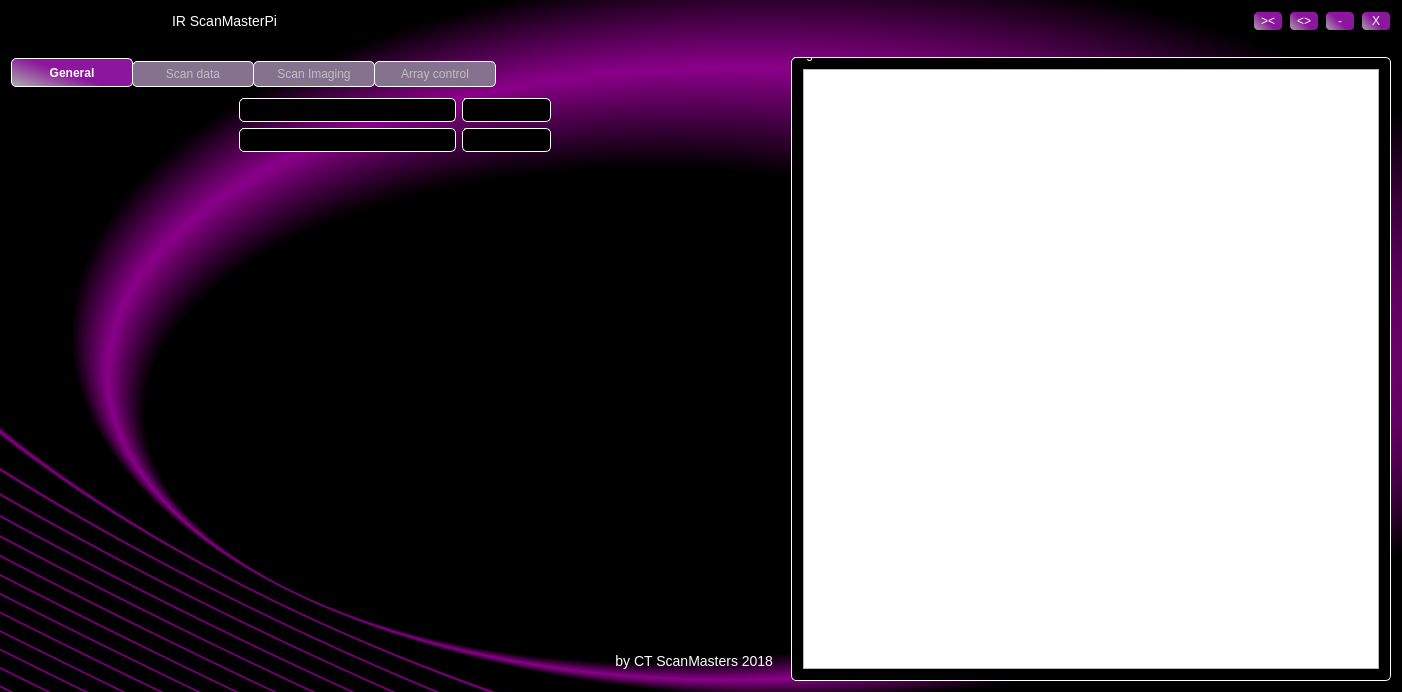
First picture: the form in ScanClientGui/scanclientgui.ui, repository CtScanMasters/ScanClient, before the edit.
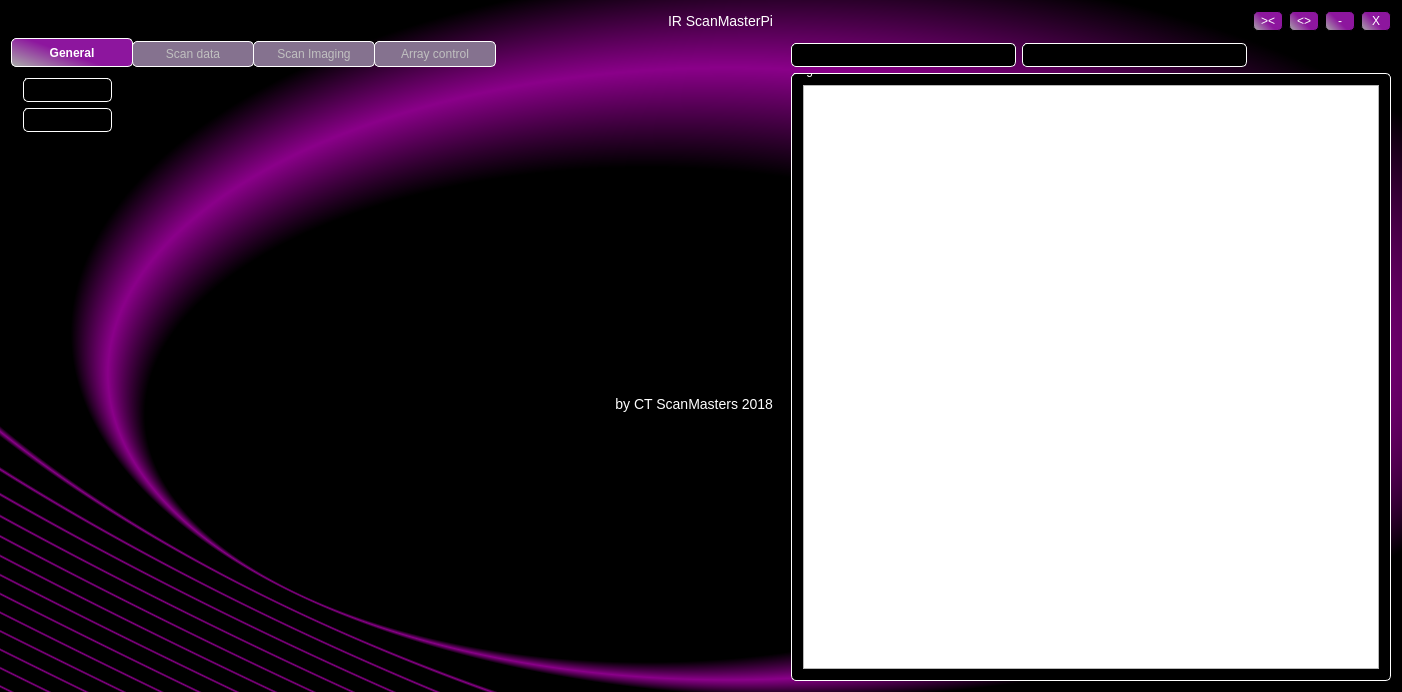
Second picture: the form after the edit. The open tabs and pages were chosen to show the change. Custom widgets are drawn as their Qt base class.

What changed in the file:
```diff
--- a/ScanClientGui/scanclientgui.ui
+++ b/ScanClientGui/scanclientgui.ui
@@ -179,7 +179,75 @@
   </property>
   <widget class="QWidget" name="centralWidget">
    <layout class="QGridLayout" name="gridLayout">
+    <item row="0" column="13">
+     <widget class="QPushButton" name="pushButton">
+      <property name="sizePolicy">
+       <sizepolicy hsizetype="Minimum" vsizetype="Fixed">
+        <horstretch>0</horstretch>
+        <verstretch>0</verstretch>
+       </sizepolicy>
+      </property>
+      <property name="minimumSize">
+       <size>
+        <width>30</width>
+        <height>20</height>
+       </size>
+      </property>
+      <property name="text">
+       <string>X</string>
+      </property>
+     </widget>
+    </item>
     <item row="0" column="8">
+     <spacer name="horizontalSpacer_8">
+      <property name="orientation">
+       <enum>Qt::Horizontal</enum>
+      </property>
+      <property name="sizeHint" stdset="0">
+       <size>
+        <width>40</width>
+        <height>20</height>
+       </size>
+      </property>
+     </spacer>
+    </item>
+    <item row="0" column="5">
+     <widget class="QLabel" name="titleLabel">
+      <property name="text">
+       <string>IR ScanMasterPi</string>
+      </property>
+      <property name="alignment">
+       <set>Qt::AlignCenter</set>
+      </property>
+     </widget>
+    </item>
+    <item row="0" column="10">
+     <widget class="QPushButton" name="pushButton_4">
+      <property name="minimumSize">
+       <size>
+        <width>30</width>
+        <height>20</height>
+       </size>
+      </property>
+      <property name="text">
+       <string>&gt;&lt;</string>
+      </property>
+     </widget>
+    </item>
+    <item row="0" column="11">
+     <widget class="QPushButton" name="pushButton_3">
+      <property name="minimumSize">
+       <size>
+        <width>30</width>
+        <height>20</height>
+       </size>
+      </property>
+      <property name="text">
+       <string>&lt;&gt;</string>
+      </property>
+     </widget>
+    </item>
+    <item row="0" column="12">
      <widget class="QPushButton" name="pushButton_2">
       <property name="minimumSize">
        <size>
@@ -192,38 +260,122 @@
       </property>
      </widget>
     </item>
-    <item row="2" column="0" colspan="5">
+    <item row="0" column="4">
+     <spacer name="horizontalSpacer_2">
+      <property name="orientation">
+       <enum>Qt::Horizontal</enum>
+      </property>
+      <property name="sizeHint" stdset="0">
+       <size>
+        <width>40</width>
+        <height>20</height>
+       </size>
+      </property>
+     </spacer>
+    </item>
+    <item row="0" column="3">
+     <spacer name="horizontalSpacer_3">
+      <property name="orientation">
+       <enum>Qt::Horizontal</enum>
+      </property>
+      <property name="sizeHint" stdset="0">
+       <size>
+        <width>40</width>
+        <height>20</height>
+       </size>
+      </property>
+     </spacer>
+    </item>
+    <item row="0" column="0" colspan="2">
+     <spacer name="horizontalSpacer">
+      <property name="orientation">
+       <enum>Qt::Horizontal</enum>
+      </property>
+      <property name="sizeHint" stdset="0">
+       <size>
+        <width>40</width>
+        <height>20</height>
+       </size>
+      </property>
+     </spacer>
+    </item>
+    <item row="0" column="2">
+     <spacer name="horizontalSpacer_4">
+      <property name="orientation">
+       <enum>Qt::Horizontal</enum>
+      </property>
+      <property name="sizeHint" stdset="0">
+       <size>
+        <width>40</width>
+        <height>20</height>
+       </size>
+      </property>
+     </spacer>
+    </item>
+    <item row="3" column="8" colspan="6">
+     <widget class="QGroupBox" name="groupBox">
+      <property name="sizePolicy">
+       <sizepolicy hsizetype="Expanding" vsizetype="Expanding">
+        <horstretch>0</horstretch>
+        <verstretch>0</verstretch>
+       </sizepolicy>
+      </property>
+      <property name="minimumSize">
+       <size>
+        <width>600</width>
+        <height>0</height>
+       </size>
+      </property>
+      <property name="maximumSize">
+       <size>
+        <width>300</width>
+        <height>16777215</height>
+       </size>
+      </property>
+      <property name="title">
+       <string>Log</string>
+      </property>
+      <layout class="QGridLayout" name="gridLayout_9" columnstretch="0">
+       <item row="0" column="0">
+        <widget class="QPlainTextEdit" name="plainTextEdit">
+         <property name="minimumSize">
+          <size>
+           <width>500</width>
+           <height>0</height>
+          </size>
+         </property>
+        </widget>
+       </item>
+      </layout>
+     </widget>
+    </item>
+    <item row="0" column="9">
+     <spacer name="horizontalSpacer_7">
+      <property name="orientation">
+       <enum>Qt::Horizontal</enum>
+      </property>
+      <property name="sizeHint" stdset="0">
+       <size>
+        <width>40</width>
+        <height>20</height>
+       </size>
+      </property>
+     </spacer>
+    </item>
+    <item row="1" column="0" rowspan="3" colspan="8">
      <widget class="QTabWidget" name="tabWidget">
       <property name="tabPosition">
        <enum>QTabWidget::North</enum>
       </property>
       <property name="currentIndex">
-       <number>0</number>
+       <number>2</number>
       </property>
       <widget class="QWidget" name="general">
        <attribute name="title">
         <string>General</string>
        </attribute>
        <layout class="QGridLayout" name="gridLayout_2">
-        <item row="0" column="2">
-         <widget class="QGroupBox" name="actuatorBox">
-          <property name="sizePolicy">
-           <sizepolicy hsizetype="Minimum" vsizetype="Minimum">
-            <horstretch>0</horstretch>
-            <verstretch>0</verstretch>
-           </sizepolicy>
-          </property>
-          <property name="title">
-           <string>Actuator control</string>
-          </property>
-          <layout class="QGridLayout" name="gridLayout_5">
-           <item row="0" column="0">
-            <widget class="ActuatorWidget" name="actuatorControlWidget" native="true"/>
-           </item>
-          </layout>
-         </widget>
-        </item>
-        <item row="7" column="3">
+        <item row="7" column="2">
          <widget class="QLabel" name="label">
           <property name="text">
            <string>by CT ScanMasters 2018</string>
@@ -233,69 +385,7 @@
           </property>
          </widget>
         </item>
-        <item row="6" column="1">
-         <spacer name="horizontalSpacer_5">
-          <property name="orientation">
-           <enum>Qt::Horizontal</enum>
-          </property>
-          <property name="sizeHint" stdset="0">
-           <size>
-            <width>40</width>
-            <height>20</height>
-           </size>
-          </property>
-         </spacer>
-        </item>
-        <item row="5" column="1">
-         <spacer name="verticalSpacer">
-          <property name="orientation">
-           <enum>Qt::Vertical</enum>
-          </property>
-          <property name="sizeHint" stdset="0">
-           <size>
-            <width>20</width>
-            <height>40</height>
-           </size>
-          </property>
-         </spacer>
-        </item>
-        <item row="0" column="1">
-         <widget class="QGroupBox" name="tcpBox">
-          <property name="sizePolicy">
-           <sizepolicy hsizetype="Minimum" vsizetype="Minimum">
-            <horstretch>0</horstretch>
-            <verstretch>0</verstretch>
-           </sizepolicy>
-          </property>
-          <property name="title">
-           <string>Connection</string>
-          </property>
-          <layout class="QGridLayout" name="gridLayout_6">
-           <item row="0" column="0">
-            <widget class="TcpClientWidget" name="tcpControlWidget" native="true"/>
-           </item>
-          </layout>
-         </widget>
-        </item>
-        <item row="2" column="1">
-         <widget class="QGroupBox" name="scanBox">
-          <property name="sizePolicy">
-           <sizepolicy hsizetype="Minimum" vsizetype="Minimum">
-            <horstretch>0</horstretch>
-            <verstretch>0</verstretch>
-           </sizepolicy>
-          </property>
-          <property name="title">
-           <string>Scan control</string>
-          </property>
-          <layout class="QGridLayout" name="gridLayout_4">
-           <item row="0" column="0">
-            <widget class="ScanWidget" name="scanControlWidget" native="true"/>
-           </item>
-          </layout>
-         </widget>
-        </item>
-        <item row="2" column="2">
+        <item row="2" column="0">
          <widget class="QGroupBox" name="fileHandlerBox">
           <property name="sizePolicy">
            <sizepolicy hsizetype="Minimum" vsizetype="Minimum">
@@ -313,21 +403,26 @@
           </layout>
          </widget>
         </item>
-        <item row="0" column="0">
-         <spacer name="horizontalSpacer_7">
-          <property name="orientation">
-           <enum>Qt::Horizontal</enum>
+        <item row="1" column="0">
+         <widget class="QGroupBox" name="actuatorBox">
+          <property name="sizePolicy">
+           <sizepolicy hsizetype="Minimum" vsizetype="Minimum">
+            <horstretch>0</horstretch>
+            <verstretch>0</verstretch>
+           </sizepolicy>
           </property>
-          <property name="sizeHint" stdset="0">
-           <size>
-            <width>40</width>
-            <height>20</height>
-           </size>
+          <property name="title">
+           <string>Actuator control</string>
           </property>
-         </spacer>
+          <layout class="QGridLayout" name="gridLayout_5">
+           <item row="0" column="0">
+            <widget class="ActuatorWidget" name="actuatorControlWidget" native="true"/>
+           </item>
+          </layout>
+         </widget>
         </item>
-        <item row="6" column="3">
-         <spacer name="verticalSpacer_2">
+        <item row="7" column="0">
+         <spacer name="verticalSpacer">
           <property name="orientation">
            <enum>Qt::Vertical</enum>
           </property>
@@ -339,7 +434,20 @@
           </property>
          </spacer>
         </item>
-        <item row="0" column="3">
+        <item row="1" column="2">
+         <spacer name="horizontalSpacer_5">
+          <property name="orientation">
+           <enum>Qt::Horizontal</enum>
+          </property>
+          <property name="sizeHint" stdset="0">
+           <size>
+            <width>40</width>
+            <height>20</height>
+           </size>
+          </property>
+         </spacer>
+        </item>
+        <item row="2" column="2">
          <spacer name="horizontalSpacer_6">
           <property name="orientation">
            <enum>Qt::Horizontal</enum>
@@ -381,7 +489,10 @@
         <item row="0" column="0">
          <widget class="QLabel" name="imagingWidget">
           <property name="text">
-           <string>TextLabel</string>
+           <string>IMAGE</string>
+          </property>
+          <property name="alignment">
+           <set>Qt::AlignCenter</set>
           </property>
          </widget>
         </item>
@@ -400,10 +511,10 @@
            <number>16</number>
           </property>
           <property name="value">
-           <number>16</number>
+           <number>64</number>
           </property>
           <property name="sliderPosition">
-           <number>16</number>
+           <number>64</number>
           </property>
           <property name="orientation">
            <enum>Qt::Vertical</enum>
@@ -419,179 +530,42 @@
       </widget>
      </widget>
     </item>
-    <item row="0" column="9">
-     <widget class="QPushButton" name="pushButton">
+    <item row="2" column="9">
+     <widget class="QGroupBox" name="scanBox">
       <property name="sizePolicy">
-       <sizepolicy hsizetype="Minimum" vsizetype="Fixed">
+       <sizepolicy hsizetype="Minimum" vsizetype="Minimum">
         <horstretch>0</horstretch>
         <verstretch>0</verstretch>
        </sizepolicy>
       </property>
-      <property name="minimumSize">
-       <size>
-        <width>30</width>
-        <height>20</height>
-       </size>
+      <property name="title">
+       <string>Scan control</string>
       </property>
-      <property name="text">
-       <string>X</string>
-      </property>
+      <layout class="QGridLayout" name="gridLayout_4">
+       <item row="0" column="0">
+        <widget class="ScanWidget" name="scanControlWidget" native="true"/>
+       </item>
+      </layout>
      </widget>
     </item>
-    <item row="0" column="1">
-     <spacer name="horizontalSpacer">
-      <property name="orientation">
-       <enum>Qt::Horizontal</enum>
-      </property>
-      <property name="sizeHint" stdset="0">
-       <size>
-        <width>40</width>
-        <height>20</height>
-       </size>
-      </property>
-     </spacer>
-    </item>
-    <item row="0" column="4">
-     <spacer name="horizontalSpacer_9">
-      <property name="orientation">
-       <enum>Qt::Horizontal</enum>
-      </property>
-      <property name="sizeHint" stdset="0">
-       <size>
-        <width>448</width>
-        <height>20</height>
-       </size>
-      </property>
-     </spacer>
-    </item>
-    <item row="0" column="3">
-     <spacer name="horizontalSpacer_2">
-      <property name="orientation">
-       <enum>Qt::Horizontal</enum>
-      </property>
-      <property name="sizeHint" stdset="0">
-       <size>
-        <width>40</width>
-        <height>20</height>
-       </size>
-      </property>
-     </spacer>
-    </item>
-    <item row="0" column="5">
-     <spacer name="horizontalSpacer_8">
-      <property name="orientation">
-       <enum>Qt::Horizontal</enum>
-      </property>
-      <property name="sizeHint" stdset="0">
-       <size>
-        <width>40</width>
-        <height>20</height>
-       </size>
-      </property>
-     </spacer>
-    </item>
-    <item row="2" column="5" colspan="5">
-     <widget class="QGroupBox" name="groupBox">
+    <item row="2" column="8">
+     <widget class="QGroupBox" name="tcpBox">
       <property name="sizePolicy">
-       <sizepolicy hsizetype="Expanding" vsizetype="Expanding">
+       <sizepolicy hsizetype="Minimum" vsizetype="Minimum">
         <horstretch>0</horstretch>
         <verstretch>0</verstretch>
        </sizepolicy>
       </property>
-      <property name="minimumSize">
-       <size>
-        <width>600</width>
-        <height>0</height>
-       </size>
-      </property>
-      <property name="maximumSize">
-       <size>
-        <width>300</width>
-        <height>16777215</height>
-       </size>
-      </property>
       <property name="title">
-       <string>Log</string>
+       <string>Connection</string>
       </property>
-      <layout class="QGridLayout" name="gridLayout_9">
+      <layout class="QGridLayout" name="gridLayout_6">
        <item row="0" column="0">
-        <widget class="QPlainTextEdit" name="plainTextEdit">
-         <property name="minimumSize">
-          <size>
-           <width>500</width>
-           <height>0</height>
-          </size>
-         </property>
-        </widget>
+        <widget class="TcpClientWidget" name="tcpControlWidget" native="true"/>
        </item>
       </layout>
      </widget>
     </item>
-    <item row="0" column="0">
-     <spacer name="horizontalSpacer_3">
-      <property name="orientation">
-       <enum>Qt::Horizontal</enum>
-      </property>
-      <property name="sizeType">
-       <enum>QSizePolicy::Minimum</enum>
-      </property>
-      <property name="sizeHint" stdset="0">
-       <size>
-        <width>100</width>
-        <height>20</height>
-       </size>
-      </property>
-     </spacer>
-    </item>
-    <item row="0" column="2">
-     <widget class="QLabel" name="titleLabel">
-      <property name="text">
-       <string>IR ScanMasterPi</string>
-      </property>
-      <property name="alignment">
-       <set>Qt::AlignCenter</set>
-      </property>
-     </widget>
-    </item>
-    <item row="0" column="6">
-     <widget class="QPushButton" name="pushButton_4">
-      <property name="minimumSize">
-       <size>
-        <width>30</width>
-        <height>20</height>
-       </size>
-      </property>
-      <property name="text">
-       <string>&gt;&lt;</string>
-      </property>
-     </widget>
-    </item>
-    <item row="0" column="7">
-     <widget class="QPushButton" name="pushButton_3">
-      <property name="minimumSize">
-       <size>
-        <width>30</width>
-        <height>20</height>
-       </size>
-      </property>
-      <property name="text">
-       <string>&lt;&gt;</string>
-      </property>
-     </widget>
-    </item>
-    <item row="1" column="5">
-     <spacer name="horizontalSpacer_10">
-      <property name="orientation">
-       <enum>Qt::Horizontal</enum>
-      </property>
-      <property name="sizeHint" stdset="0">
-       <size>
-        <width>40</width>
-        <height>20</height>
-       </size>
-      </property>
-     </spacer>
-    </item>
    </layout>
   </widget>
  </widget>
```
